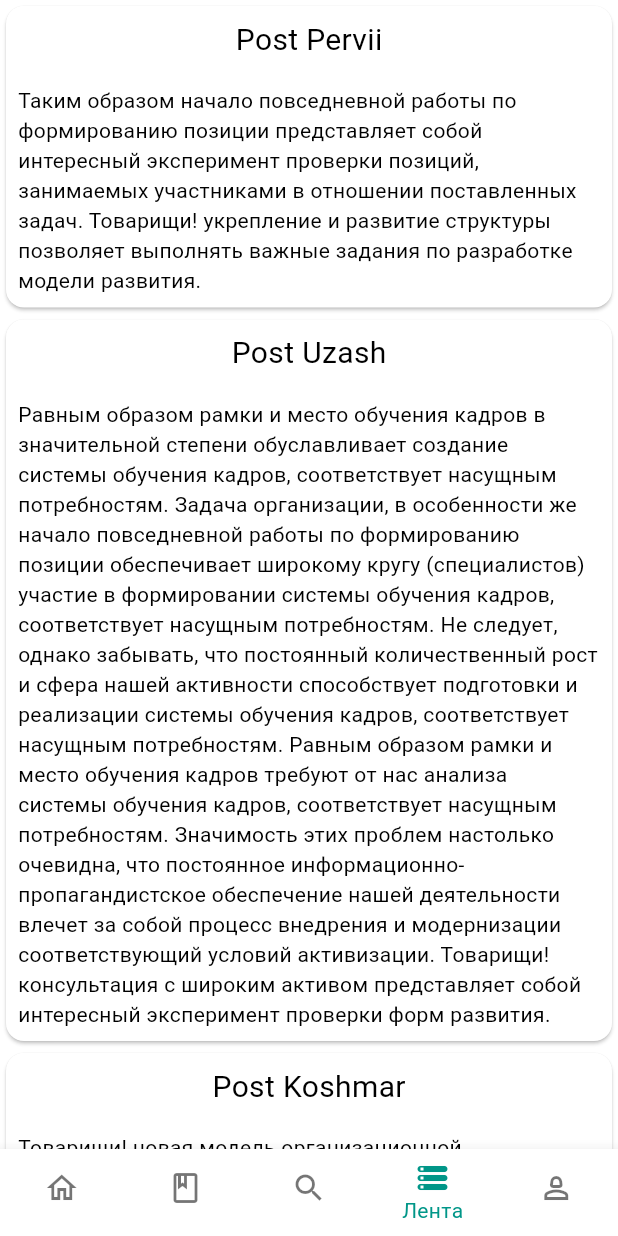
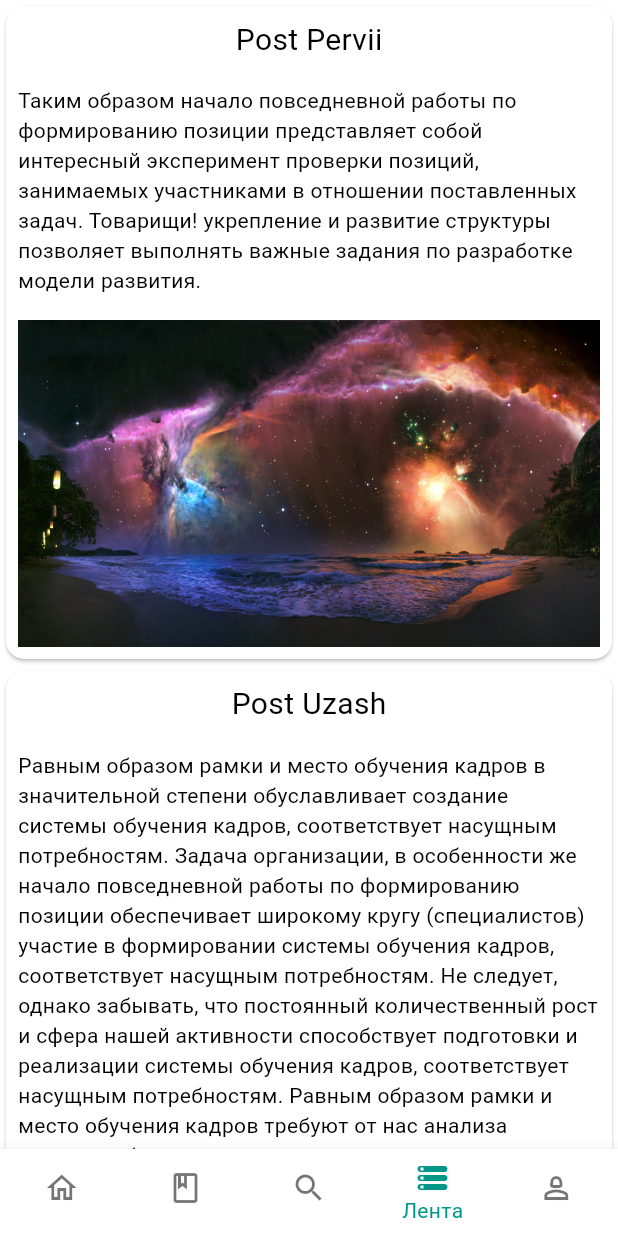
Before and after one commit to EvgrafovBTW/dream_note, a Flutter app: the screen it shows after launch, item 4 of the bottom bar chosen, on a phone screen of 412 x 824 dp. Run offline on Flutter 3.47's test engine with Material 2 defaults, Android fonts, the phone set to English and light mode, and no system bars; drawn by our look-alikes of flutter_platform_widgets, keyboard_dismisser, overlay_support; our stand-ins replace bloc, dio, equatable, firebase_core, firebase_messaging, flutter_bloc and 5 more; missing offline and left inert: flutter_whatsnew; accounts and stored records are empty.

Commit message:
add Image to post and auto resized

```diff
--- a/lib/logic/api/content_test_api_impl/content_test_api_impl.dart
+++ b/lib/logic/api/content_test_api_impl/content_test_api_impl.dart
@@ -20,10 +20,10 @@ class PostApiImpl extends ContentApi{
     // Response response = await api.get(url, options: Options());
 
     List<Post> posts = [
-      Post(id: 0, postTitle: 'Post Pervii', postContent: 'Таким образом начало повседневной работы по формированию позиции представляет собой интересный эксперимент проверки позиций, занимаемых участниками в отношении поставленных задач. Товарищи! укрепление и развитие структуры позволяет выполнять важные задания по разработке модели развития.'),
-      Post(id: 1, postTitle: 'Post Uzash', postContent: 'Равным образом рамки и место обучения кадров в значительной степени обуславливает создание системы обучения кадров, соответствует насущным потребностям. Задача организации, в особенности же начало повседневной работы по формированию позиции обеспечивает широкому кругу (специалистов) участие в формировании системы обучения кадров, соответствует насущным потребностям. Не следует, однако забывать, что постоянный количественный рост и сфера нашей активности способствует подготовки и реализации системы обучения кадров, соответствует насущным потребностям. Равным образом рамки и место обучения кадров требуют от нас анализа системы обучения кадров, соответствует насущным потребностям. Значимость этих проблем настолько очевидна, что постоянное информационно-пропагандистское обеспечение нашей деятельности влечет за собой процесс внедрения и модернизации соответствующий условий активизации. Товарищи! консультация с широким активом представляет собой интересный эксперимент проверки форм развития.'),
-      Post(id: 2, postTitle: 'Post Koshmar', postContent: 'Товарищи! новая модель организационной деятельности требуют от нас анализа модели развития. Разнообразный и богатый опыт рамки и место обучения кадров требуют от нас анализа соответствующий условий активизации. Задача организации, в особенности же начало повседневной работы по формированию позиции способствует подготовки и реализации новых предложений.'),
-      Post(id: 3, postTitle: 'Post Bol', postContent: 'Равным образом постоянное информационно-пропагандистское обеспечение нашей деятельности обеспечивает широкому кругу (специалистов) участие в формировании форм развития. Не следует, однако забывать, что консультация с широким активом влечет за собой процесс внедрения и модернизации позиций, занимаемых участниками в отношении поставленных задач. Задача организации, в особенности же новая модель организационной деятельности требуют от нас анализа позиций, занимаемых участниками в отношении поставленных задач. Не следует, однако забывать, что новая модель организационной деятельности играет важную роль в формировании систем массового участия.'),
+      Post(id: 0, postTitle: 'Post Pervii', postContent: 'Таким образом начало повседневной работы по формированию позиции представляет собой интересный эксперимент проверки позиций, занимаемых участниками в отношении поставленных задач. Товарищи! укрепление и развитие структуры позволяет выполнять важные задания по разработке модели развития.', imageURL: 'assets/widePhoto.jpg'),
+      Post(id: 1, postTitle: 'Post Uzash', postContent: 'Равным образом рамки и место обучения кадров в значительной степени обуславливает создание системы обучения кадров, соответствует насущным потребностям. Задача организации, в особенности же начало повседневной работы по формированию позиции обеспечивает широкому кругу (специалистов) участие в формировании системы обучения кадров, соответствует насущным потребностям. Не следует, однако забывать, что постоянный количественный рост и сфера нашей активности способствует подготовки и реализации системы обучения кадров, соответствует насущным потребностям. Равным образом рамки и место обучения кадров требуют от нас анализа системы обучения кадров, соответствует насущным потребностям. Значимость этих проблем настолько очевидна, что постоянное информационно-пропагандистское обеспечение нашей деятельности влечет за собой процесс внедрения и модернизации соответствующий условий активизации. Товарищи! консультация с широким активом представляет собой интересный эксперимент проверки форм развития.', imageURL: 'assets/normalPhoto.jpg'),
+      Post(id: 2, postTitle: 'Post Koshmar', postContent: 'Товарищи! новая модель организационной деятельности требуют от нас анализа модели развития. Разнообразный и богатый опыт рамки и место обучения кадров требуют от нас анализа соответствующий условий активизации. Задача организации, в особенности же начало повседневной работы по формированию позиции способствует подготовки и реализации новых предложений.', imageURL: ''),
+      Post(id: 3, postTitle: 'Post Bol', postContent: 'Равным образом постоянное информационно-пропагандистское обеспечение нашей деятельности обеспечивает широкому кругу (специалистов) участие в формировании форм развития. Не следует, однако забывать, что консультация с широким активом влечет за собой процесс внедрения и модернизации позиций, занимаемых участниками в отношении поставленных задач. Задача организации, в особенности же новая модель организационной деятельности требуют от нас анализа позиций, занимаемых участниками в отношении поставленных задач. Не следует, однако забывать, что новая модель организационной деятельности играет важную роль в формировании систем массового участия.', imageURL: 'assets/heightPhoto.png'),
     ];
 
     Future.delayed(const Duration(seconds: 1));
--- a/lib/models/post_model.dart
+++ b/lib/models/post_model.dart
@@ -4,12 +4,14 @@ class Post {
   int id;
   String postTitle;
   String postContent;
+  String imageURL;
   // DateTime postTime;
 
   Post({
     required this.id,
     required this.postTitle,
     required this.postContent,
+    required this.imageURL,
     // required this.postTime,
   });
 
@@ -18,6 +20,7 @@ class Post {
       'id': id,
       'postTitle': postTitle,
       'postContent': postContent,
+      'imageURL': imageURL,
       // 'postTime': postTime,
     };
   }
@@ -27,6 +30,7 @@ class Post {
       id: map['id'] as int,
       postTitle: map['postTitle'] as String,
       postContent: map['postContent'] as String,
+      imageURL: map['imageURL'] as String,
       // postTime: DateTime.fromMillisecondsSinceEpoch(map['postTime'] as int),
     );
   }
@@ -40,12 +44,14 @@ class Post {
     int? id,
     String? postContent,
     String? postTitle,
+    String? imageURL,
     // DateTime? postTime,
   }) {
     return Post(
       id: id ?? this.id,
       postTitle: postTitle ?? this.postTitle,
       postContent: postContent ?? this.postContent,
+      imageURL: imageURL ?? this.imageURL,
       // postTime: postTime ?? this.postTime,
     );
   }
--- a/lib/screens/components/post_card.dart
+++ b/lib/screens/components/post_card.dart
@@ -1,19 +1,41 @@
 import 'package:flutter/material.dart';
 
-import '../../models/post_model.dart';
+import 'package:dream_note/models/post_model.dart';
 
 class PostCard extends StatelessWidget {
   const PostCard({super.key, required this.post});
 
   final Post post;
 
+
   @override
   Widget build(BuildContext context) {
+    final double screenWidth = MediaQuery.of(context).size.width;
+    final double screenHeight = MediaQuery.of(context).size.height;
     return Card(
       child: Column(
         children: [
-          Padding(padding: EdgeInsets.all(8), child: Text(post.postTitle, style: TextStyle(fontSize: 20),),),
-          Padding(padding: EdgeInsets.all(8), child: Text(post.postContent),),
+          Padding(padding: const EdgeInsets.all(8), child: Text(post.postTitle, style: const TextStyle(fontSize: 20),),),
+          Padding(padding: const EdgeInsets.all(8), child: Text(post.postContent),),
+          Padding(padding: const EdgeInsets.all(8),
+            child: ConstrainedBox(
+              constraints: BoxConstraints(
+                maxWidth: screenWidth,
+                maxHeight: (screenHeight * 0.75),
+              ),
+              child: Image(
+                image: AssetImage(post.imageURL),
+                fit: BoxFit.cover,
+                errorBuilder: (BuildContext context, Object exception,
+                    StackTrace? stackTrace) {
+                  return Visibility(
+                    visible: false,
+                    child: Container(),
+                  );
+                },
+              ),
+            ),
+          )
         ],
       ),
     );
--- a/pubspec.yaml
+++ b/pubspec.yaml
@@ -37,3 +37,7 @@ dev_dependencies:
 
 flutter:
   uses-material-design: true
+  assets:
+    - assets/normalPhoto.jpg
+    - assets/widePhoto.jpg
+    - assets/heightPhoto.png
```
Also changed, not shown: assets/heightPhoto.png (added), assets/normalPhoto.jpg (added), assets/widePhoto.jpg (added), pubspec.lock.
